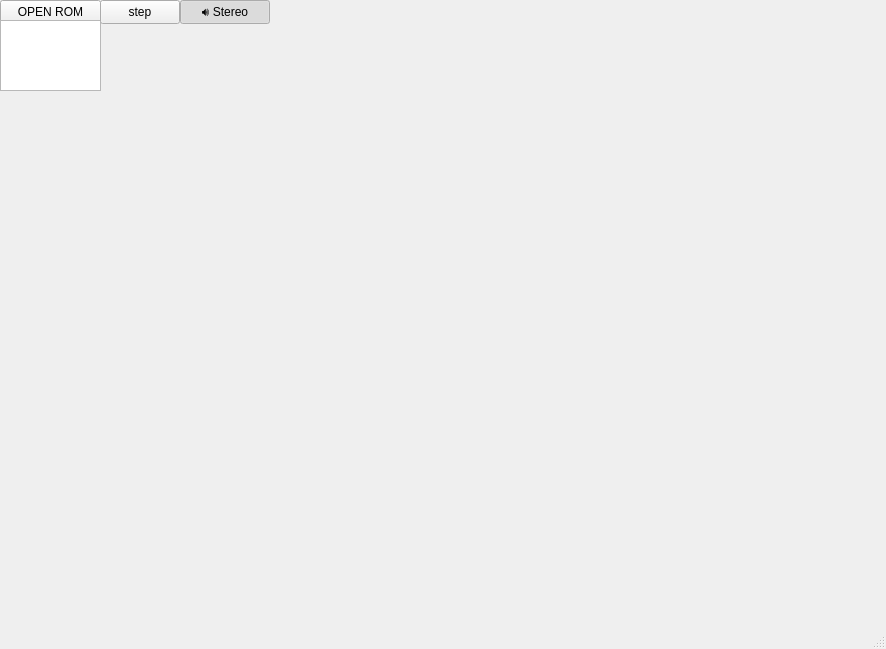
Old version of the form UI/MarioEmulatorUI.ui in the repository HardcoreCompiler-06/SJNES.
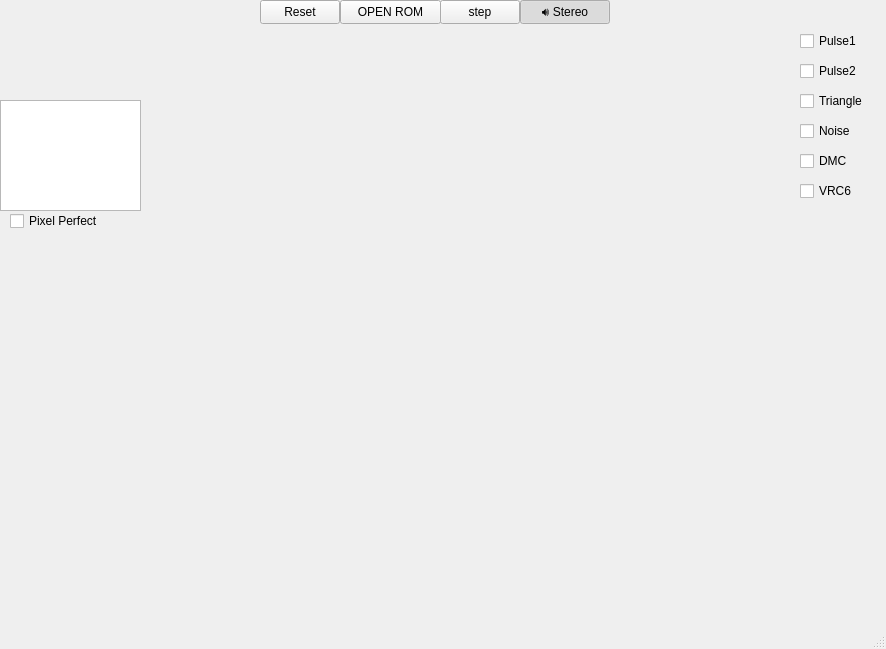
New version of the form. Custom widgets are drawn as their Qt base class.

Patch:
```diff
--- a/UI/MarioEmulatorUI.ui
+++ b/UI/MarioEmulatorUI.ui
@@ -17,7 +17,7 @@
    <widget class="QPushButton" name="btnOpenROM">
     <property name="geometry">
      <rect>
-      <x>0</x>
+      <x>340</x>
       <y>0</y>
       <width>101</width>
       <height>24</height>
@@ -31,16 +31,16 @@
     <property name="geometry">
      <rect>
       <x>0</x>
-      <y>20</y>
-      <width>101</width>
-      <height>71</height>
+      <y>100</y>
+      <width>141</width>
+      <height>111</height>
      </rect>
     </property>
    </widget>
    <widget class="QPushButton" name="btnStep">
     <property name="geometry">
      <rect>
-      <x>100</x>
+      <x>440</x>
       <y>0</y>
       <width>80</width>
       <height>24</height>
@@ -53,7 +53,7 @@
    <widget class="QPushButton" name="btnStereo">
     <property name="geometry">
      <rect>
-      <x>180</x>
+      <x>520</x>
       <y>0</y>
       <width>90</width>
       <height>24</height>
@@ -69,17 +69,118 @@
      <bool>true</bool>
     </property>
    </widget>
-   <widget class="QLabel" name="gameScreen">
+   <widget class="GpuScreenWidget" name="gameScreen" native="true">
     <property name="geometry">
      <rect>
-      <x>0</x>
+      <x>160</x>
       <y>30</y>
-      <width>721</width>
+      <width>601</width>
       <height>571</height>
      </rect>
     </property>
+   </widget>
+   <widget class="QCheckBox" name="chkPulse1">
+    <property name="geometry">
+     <rect>
+      <x>800</x>
+      <y>30</y>
+      <width>77</width>
+      <height>22</height>
+     </rect>
+    </property>
     <property name="text">
-     <string/>
+     <string>Pulse1</string>
+    </property>
+   </widget>
+   <widget class="QCheckBox" name="chkPulse2">
+    <property name="geometry">
+     <rect>
+      <x>800</x>
+      <y>60</y>
+      <width>77</width>
+      <height>22</height>
+     </rect>
+    </property>
+    <property name="text">
+     <string>Pulse2</string>
+    </property>
+   </widget>
+   <widget class="QCheckBox" name="chkTriangle">
+    <property name="geometry">
+     <rect>
+      <x>800</x>
+      <y>90</y>
+      <width>77</width>
+      <height>22</height>
+     </rect>
+    </property>
+    <property name="text">
+     <string>Triangle</string>
+    </property>
+   </widget>
+   <widget class="QCheckBox" name="chkNoise">
+    <property name="geometry">
+     <rect>
+      <x>800</x>
+      <y>120</y>
+      <width>77</width>
+      <height>22</height>
+     </rect>
+    </property>
+    <property name="text">
+     <string>Noise</string>
+    </property>
+   </widget>
+   <widget class="QCheckBox" name="chkDMC">
+    <property name="geometry">
+     <rect>
+      <x>800</x>
+      <y>150</y>
+      <width>77</width>
+      <height>22</height>
+     </rect>
+    </property>
+    <property name="text">
+     <string>DMC</string>
+    </property>
+   </widget>
+   <widget class="QCheckBox" name="chkVRC6">
+    <property name="geometry">
+     <rect>
+      <x>800</x>
+      <y>180</y>
+      <width>77</width>
+      <height>22</height>
+     </rect>
+    </property>
+    <property name="text">
+     <string>VRC6</string>
+    </property>
+   </widget>
+   <widget class="QCheckBox" name="chkPixelPerfect">
+    <property name="geometry">
+     <rect>
+      <x>10</x>
+      <y>210</y>
+      <width>91</width>
+      <height>22</height>
+     </rect>
+    </property>
+    <property name="text">
+     <string>Pixel Perfect</string>
+    </property>
+   </widget>
+   <widget class="QPushButton" name="btnReset">
+    <property name="geometry">
+     <rect>
+      <x>260</x>
+      <y>0</y>
+      <width>80</width>
+      <height>24</height>
+     </rect>
+    </property>
+    <property name="text">
+     <string>Reset</string>
     </property>
    </widget>
   </widget>
@@ -96,6 +197,14 @@
   <widget class="QStatusBar" name="statusBar"/>
  </widget>
  <layoutdefault spacing="6" margin="11"/>
+ <customwidgets>
+  <customwidget>
+   <class>GpuScreenWidget</class>
+   <extends>QWidget</extends>
+   <header location="global">GpuScreenWidget.h</header>
+   <container>1</container>
+  </customwidget>
+ </customwidgets>
  <resources>
   <include location="MarioEmulatorUI.qrc"/>
  </resources>
```
